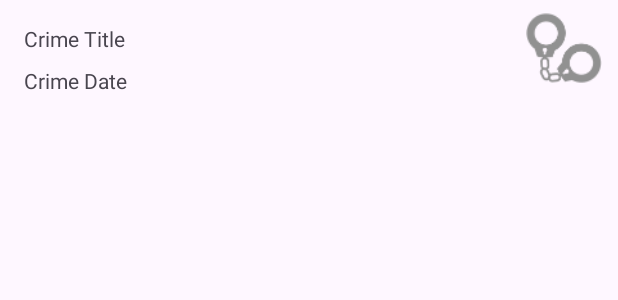
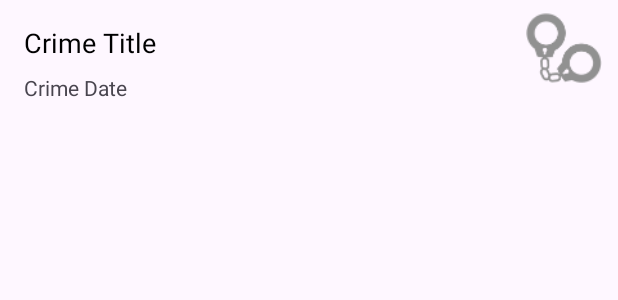
Before and after one commit to sashakanash/CriminalIntent, an Android app: the layout list_item_crime.xml on its own in the app's theme, with its tools: preview values and no code run, on a phone screen of 412 x 824 dp. Shown: the top 300 px of the screen. Run offline under Robolectric (Android 15) with nearby library versions, the phone set to English and light mode, and no system bars.

Commit message:
Добавлено форматирование даты

```diff
--- a/app/src/main/java/com/sample/criminalintent/CrimeListFragment.kt
+++ b/app/src/main/java/com/sample/criminalintent/CrimeListFragment.kt
@@ -1,6 +1,7 @@
 package com.sample.criminalintent
 
 import android.os.Bundle
+import android.text.format.DateFormat
 import android.util.Log
 import android.view.LayoutInflater
 import android.view.View
@@ -49,7 +50,7 @@ class CrimeListFragment: Fragment() {
         fun bind(crime: Crime) {
             this.crime = crime
             titleTextView.text = this.crime.title
-            dateTextView.text = this.crime.date.toString()
+            dateTextView.text = DateFormat.getMediumDateFormat(context).format(this.crime.date).toString()
             solvedImageView.visibility = if(crime.isSolved) {
                 View.VISIBLE
             } else {
--- a/app/src/main/res/layout/list_item_crime.xml
+++ b/app/src/main/res/layout/list_item_crime.xml
@@ -14,6 +14,8 @@
         android:layout_marginTop="16dp"
         android:layout_marginEnd="8dp"
         android:text="Crime Title"
+        android:textColor="@color/black"
+        android:textSize="18sp"
         app:layout_constraintEnd_toStartOf="@+id/crime_solved"
         app:layout_constraintStart_toStartOf="parent"
         app:layout_constraintTop_toTopOf="parent"
```
